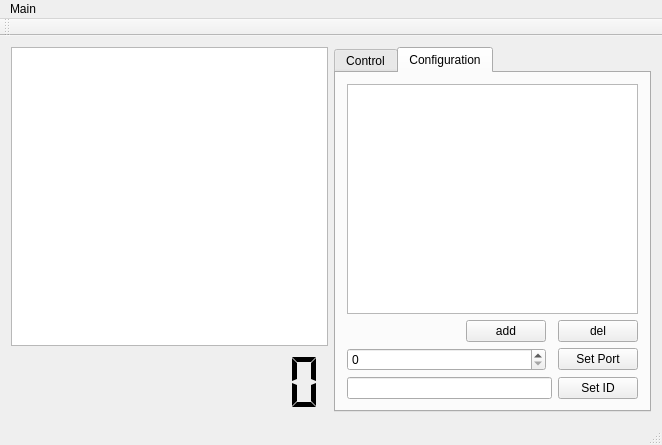
This is mainwindow.ui in drogenlied/QIYPTClock as Qt 5 draws it before an edit. The edited form follows.
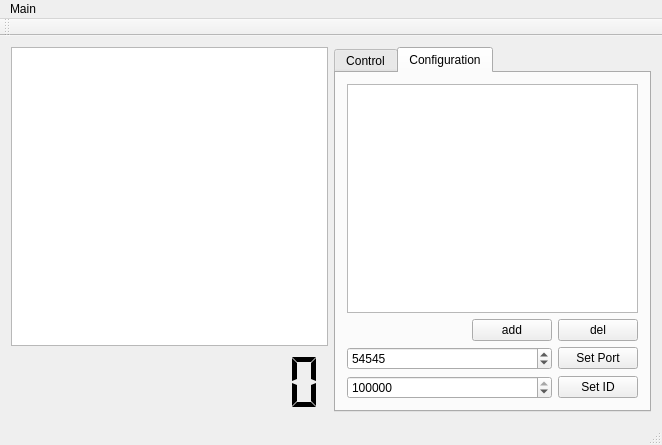
This is the edited form. The open tabs and pages were chosen to show the change. Custom widgets are drawn as their Qt base class.

Commit message: add signature and port changing code to broadcastserver and wire up with ui

The edit to the form file:
```diff
--- a/mainwindow.ui
+++ b/mainwindow.ui
@@ -178,7 +178,17 @@
            </widget>
           </item>
           <item row="1" column="0" colspan="2">
-           <widget class="QSpinBox" name="portBox"/>
+           <widget class="QSpinBox" name="portBox">
+            <property name="minimum">
+             <number>1</number>
+            </property>
+            <property name="maximum">
+             <number>65535</number>
+            </property>
+            <property name="value">
+             <number>54545</number>
+            </property>
+           </widget>
           </item>
           <item row="1" column="3">
            <widget class="QPushButton" name="portButton">
@@ -187,9 +197,6 @@
             </property>
            </widget>
           </item>
-          <item row="2" column="0" colspan="3">
-           <widget class="QLineEdit" name="idLineEdit"/>
-          </item>
           <item row="2" column="3">
            <widget class="QPushButton" name="idButton">
             <property name="text">
@@ -197,6 +204,19 @@
             </property>
            </widget>
           </item>
+          <item row="2" column="0" colspan="2">
+           <widget class="QSpinBox" name="idBox">
+            <property name="minimum">
+             <number>0</number>
+            </property>
+            <property name="maximum">
+             <number>400000000</number>
+            </property>
+            <property name="value">
+             <number>123456</number>
+            </property>
+           </widget>
+          </item>
          </layout>
         </item>
        </layout>
```
The commit also changes 4 other files.
